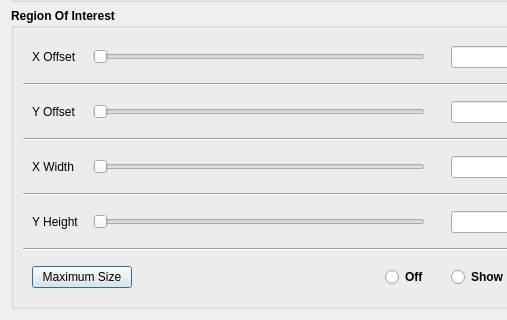
Before: the Qt Designer form src/gui/format7_settings_dialog.ui in janelia-idf/bias, drawn with Qt 5; both pictures show x 0 to 507 and y 90 to 410 of the 609 by 410 pixel window.
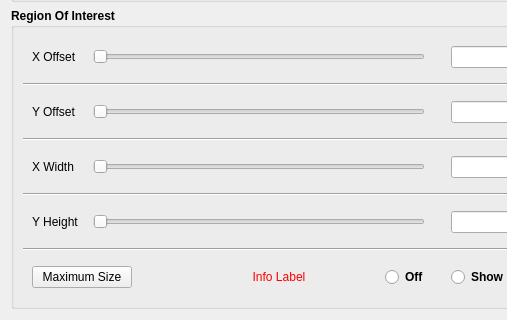
After: the same form once the commit is applied.

Commit message: Worked on format7 settings dialog.  Changes camera ROI is now working. However, there does seem to be some bug which occurs once in a great while which causes the camera to stop streaming images (I think). Need to reset (unplug, replug) camera to get it to work again.

What changed in the file:
```diff
--- a/src/gui/format7_settings_dialog.ui
+++ b/src/gui/format7_settings_dialog.ui
@@ -727,6 +727,9 @@
            <property name="text">
             <string>Maximum Size</string>
            </property>
+           <property name="autoDefault">
+            <bool>false</bool>
+           </property>
           </widget>
          </item>
          <item>
@@ -742,6 +745,104 @@
            </property>
           </spacer>
          </item>
+         <item>
+          <widget class="QLabel" name="roiInfoLabelPtr_">
+           <property name="sizePolicy">
+            <sizepolicy hsizetype="Fixed" vsizetype="Preferred">
+             <horstretch>0</horstretch>
+             <verstretch>0</verstretch>
+            </sizepolicy>
+           </property>
+           <property name="minimumSize">
+            <size>
+             <width>200</width>
+             <height>0</height>
+            </size>
+           </property>
+           <property name="maximumSize">
+            <size>
+             <width>200</width>
+             <height>16777215</height>
+            </size>
+           </property>
+           <property name="palette">
+            <palette>
+             <active>
+              <colorrole role="WindowText">
+               <brush brushstyle="SolidPattern">
+                <color alpha="255">
+                 <red>255</red>
+                 <green>0</green>
+                 <blue>0</blue>
+                </color>
+               </brush>
+              </colorrole>
+              <colorrole role="Text">
+               <brush brushstyle="SolidPattern">
+                <color alpha="255">
+                 <red>0</red>
+                 <green>0</green>
+                 <blue>0</blue>
+                </color>
+               </brush>
+              </colorrole>
+             </active>
+             <inactive>
+              <colorrole role="WindowText">
+               <brush brushstyle="SolidPattern">
+                <color alpha="255">
+                 <red>255</red>
+                 <green>0</green>
+                 <blue>0</blue>
+                </color>
+               </brush>
+              </colorrole>
+              <colorrole role="Text">
+               <brush brushstyle="SolidPattern">
+                <color alpha="255">
+                 <red>0</red>
+                 <green>0</green>
+                 <blue>0</blue>
+                </color>
+               </brush>
+              </colorrole>
+             </inactive>
+             <disabled>
+              <colorrole role="WindowText">
+               <brush brushstyle="SolidPattern">
+                <color alpha="255">
+                 <red>120</red>
+                 <green>120</green>
+                 <blue>120</blue>
+                </color>
+               </brush>
+              </colorrole>
+              <colorrole role="Text">
+               <brush brushstyle="SolidPattern">
+                <color alpha="255">
+                 <red>120</red>
+                 <green>120</green>
+                 <blue>120</blue>
+                </color>
+               </brush>
+              </colorrole>
+             </disabled>
+            </palette>
+           </property>
+           <property name="font">
+            <font>
+             <weight>50</weight>
+             <bold>false</bold>
+            </font>
+           </property>
+           <property name="text">
+            <string>Info Label</string>
+           </property>
+           <property name="alignment">
+            <set>Qt::AlignCenter</set>
+           </property>
+          </widget>
+         </item>
          <item>
           <widget class="QRadioButton" name="roiOffRadioButtonPtr_">
            <property name="sizePolicy">
```
Left out of the diff: 2 changed lines with no effect on the pictures. The commit also changes 20 other files.
